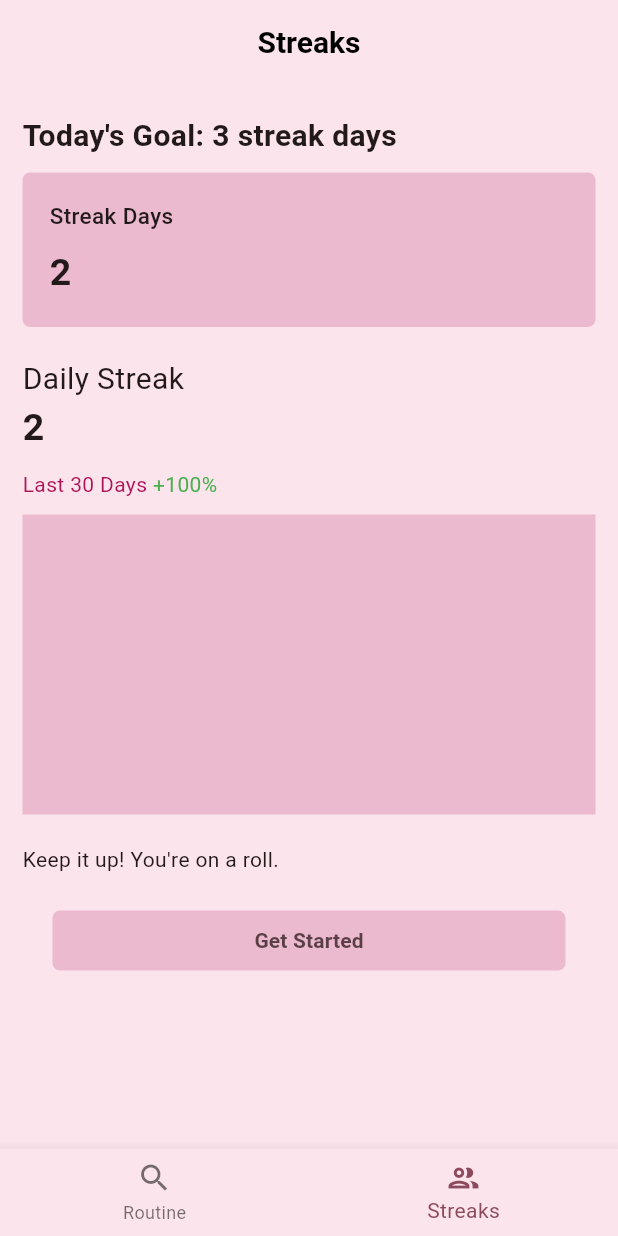
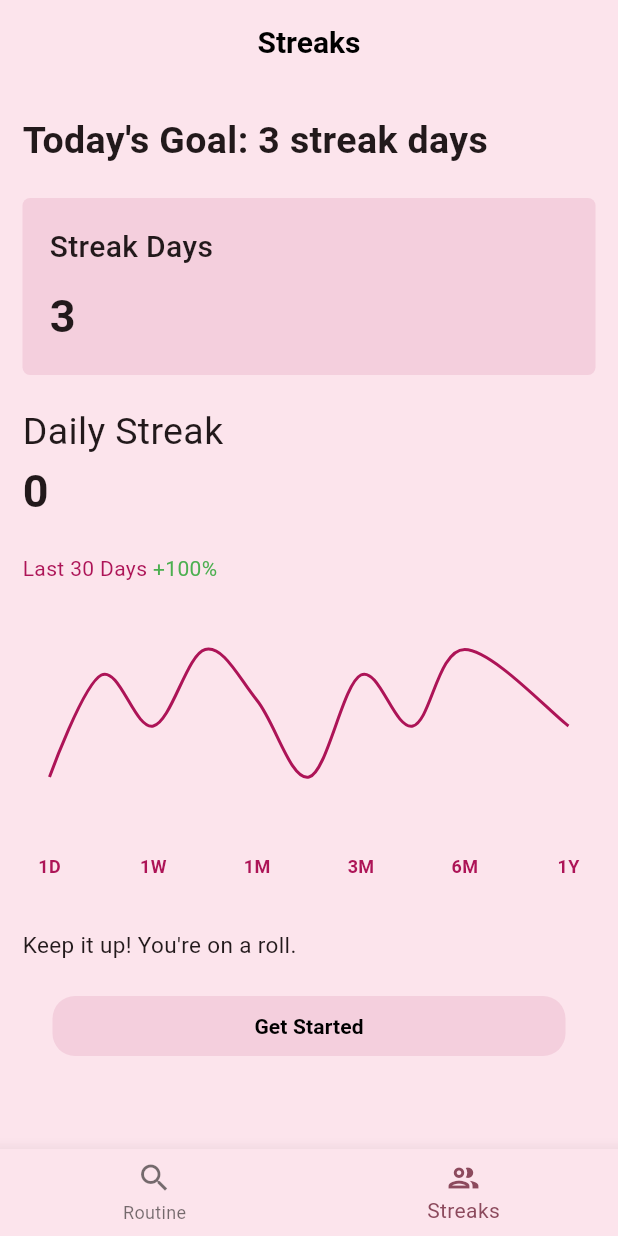
Before and after one commit to afaujdar/fys, a Flutter app: the screen it shows after launch, item 2 of the bottom bar chosen, on a phone screen of 412 x 824 dp. Run offline on Flutter 3.47's test engine with Material 3 defaults, Android fonts, the phone set to English and light mode, and no system bars; drawn by our look-alikes of fl_chart; our stand-ins replace firebase_core, image_picker; accounts and stored records are empty.

Commit message:
final commit

```diff
--- /dev/null
+++ b/lib/app_constants.dart
@@ -0,0 +1 @@
+final List<String> routines = ['cleanser', 'toner', 'moisturizer', 'sunscreen', 'lipBalm'];
--- a/lib/screens/home_screen.dart
+++ b/lib/screens/home_screen.dart
@@ -42,9 +42,9 @@ class _HomeScreenState extends State<HomeScreen> {
 
   Widget _getCurrentScreen(){
     if(_currentScreenInd == 0){
-      return RoutineScreen();
+      return const RoutineScreen();
     }else{
-      return StreaksScreen();
+      return const StreaksScreen();
     }
   }
 
--- a/lib/screens/streaks_screen.dart
+++ b/lib/screens/streaks_screen.dart
@@ -1,4 +1,6 @@
+import 'package:fl_chart/fl_chart.dart';
 import 'package:flutter/material.dart';
+import '../utilities/image_handling.dart';
 
 class StreaksScreen extends StatefulWidget {
   const StreaksScreen({super.key});
@@ -8,6 +10,30 @@ class StreaksScreen extends StatefulWidget {
 }
 
 class _StreaksScreenState extends State<StreaksScreen> {
+
+  int todayStreak = 0;
+
+  @override
+  void initState() {
+    fetchImages();
+    super.initState();
+  }
+
+
+
+
+
+
+  Future<void> fetchImages() async {
+    String today = DateTime.now().toIso8601String().split('T')[0];
+
+    List<String> allTodayImages = await getImagesByDate(today);
+
+    setState(() {
+      todayStreak=allTodayImages.length;
+    });
+  }
+
   @override
   Widget build(BuildContext context) {
     return Scaffold(
@@ -22,12 +48,14 @@ class _StreaksScreenState extends State<StreaksScreen> {
             children: [
               const SizedBox(height: 20,),
 
-              Text("Today's Goal: 3 streak days", style: TextStyle(fontWeight: FontWeight.bold, fontSize: 20),),
-              const SizedBox(height: 10,),
+              const Text("Today's Goal: 3 streak days", style: TextStyle(fontWeight: FontWeight.bold, fontSize: 25),),
+
+              const SizedBox(height: 20,),
+
               Container(
                 width: double.maxFinite,
                 decoration: BoxDecoration(
-                    color: Colors.pink.shade800.withOpacity(.2),
+                    color: Colors.pink.shade800.withOpacity(.1),
                     borderRadius: BorderRadius.circular(5)
                 ),
                 child: const Padding(
@@ -35,9 +63,9 @@ class _StreaksScreenState extends State<StreaksScreen> {
                   child: Column(
                     crossAxisAlignment: CrossAxisAlignment.start,
                     children: [
-                      Text("Streak Days", style: TextStyle(fontSize: 15, fontWeight: FontWeight.w500),),
+                      Text("Streak Days", style: TextStyle(fontSize: 20, fontWeight: FontWeight.w500),),
                       SizedBox(height: 10,),
-                      Text("2", style: TextStyle(fontSize: 25, fontWeight: FontWeight.bold),)
+                      Text("3", style: TextStyle(fontSize: 30, fontWeight: FontWeight.bold),)
                     ],
                   ),
                 ),
@@ -45,11 +73,11 @@ class _StreaksScreenState extends State<StreaksScreen> {
 
               const SizedBox(height: 20,),
 
-              const Text("Daily Streak", style: TextStyle(fontSize: 20),),
+              const Text("Daily Streak", style: TextStyle(fontSize: 25),),
 
-              const Text("2", style: TextStyle(fontSize: 25, fontWeight: FontWeight.bold),),
+              Text(todayStreak.toString(), style: const TextStyle(fontSize: 30, fontWeight: FontWeight.bold),),
 
-              const SizedBox(height: 10,),
+              const SizedBox(height: 20,),
 
               Row(
                 children: [
@@ -57,20 +85,87 @@ class _StreaksScreenState extends State<StreaksScreen> {
                   const Text("+100%", style: TextStyle(color: Colors.green),)
                 ],
               ),
+
               const SizedBox(height: 10,),
 
-              Container(
-                decoration: BoxDecoration(
-                  color: Colors.pink.shade800.withOpacity(.2)
-                ),
+              SizedBox(
                 width: double.maxFinite,
                 height: 200,
-                // here is graph in figma
+                child: Padding(
+                  padding: const EdgeInsets.symmetric(horizontal: 18.0),
+                  child: LineChart(
+                    LineChartData(
+                      gridData: const FlGridData(show: false),
+                      titlesData: FlTitlesData(
+                        show: true,
+                        leftTitles: const AxisTitles(sideTitles: SideTitles(showTitles: false)),
+                        rightTitles: const AxisTitles(sideTitles: SideTitles(showTitles: false)),
+                        topTitles: const AxisTitles(sideTitles: SideTitles(showTitles: false)),
+                        bottomTitles: AxisTitles(
+                          sideTitles: SideTitles(
+                            showTitles: true,
+                            reservedSize: 30,
+                            interval: 1,
+                            getTitlesWidget: (value, meta) {
+                              switch (value.toInt()) {
+                                case 0:
+                                  return Text('1D', style: TextStyle(fontSize: 12, color: Colors.pink.shade800, fontWeight: FontWeight.bold));
+                                case 2:
+                                  return Text('1W', style: TextStyle(fontSize: 12, color: Colors.pink.shade800, fontWeight: FontWeight.bold));
+                                case 4:
+                                  return Text('1M', style: TextStyle(fontSize: 12, color: Colors.pink.shade800, fontWeight: FontWeight.bold));
+                                case 6:
+                                  return Text('3M', style: TextStyle(fontSize: 12, color: Colors.pink.shade800, fontWeight: FontWeight.bold));
+                                case 8:
+                                  return Text('6M', style: TextStyle(fontSize: 12, color: Colors.pink.shade800, fontWeight: FontWeight.bold));
+                                case 10:
+                                  return Text('1Y', style: TextStyle(fontSize: 12, color: Colors.pink.shade800, fontWeight: FontWeight.bold));
+                                default:
+                                  return const SizedBox.shrink(); // Hide other labels
+                              }
+                            },
+
+
+                          ),
+                        ),
+                      ),
+                      borderData: FlBorderData(
+                        show: false,
+                      ),
+                      minX: 0,
+                      maxX: 10,
+                      minY: 0,
+                      maxY: 10,
+                      lineBarsData: [
+                        LineChartBarData(
+                          spots: const [
+                            FlSpot(0, 3),
+                            FlSpot(1, 7),
+                            FlSpot(2, 5),
+                            FlSpot(3, 8),
+                            FlSpot(4, 6),
+                            FlSpot(5, 3),
+                            FlSpot(6, 7),
+                            FlSpot(7, 5),
+                            FlSpot(8, 8),
+                            FlSpot(10, 5),
+                          ],
+                          isCurved: true,
+                          color: Colors.pink.shade800,
+                          barWidth: 2.0,
+                          shadow: const Shadow(color: Colors.pink, blurRadius: 40, offset: Offset(0, 20)),
+                          dotData: const FlDotData(show: false),
+                          belowBarData: BarAreaData(show: false),
+                        ),
+                      ],
+                    ),
+                  ),
+                ),
               ),
 
               const SizedBox(height: 20,),
 
-              const Text("Keep it up! You're on a roll."),
+              const Text("Keep it up! You're on a roll.", style: TextStyle(fontSize: 15),),
 
               const SizedBox(height: 20,),
 
@@ -82,10 +177,10 @@ class _StreaksScreenState extends State<StreaksScreen> {
                     child: FilledButton.tonal(
                       onPressed: () {},
                       style: FilledButton.styleFrom(
-                        backgroundColor: Colors.pink.shade800.withOpacity(.2),
-                        shape: RoundedRectangleBorder(borderRadius: BorderRadius.circular(5))
+                        backgroundColor: Colors.pink.shade800.withOpacity(.1),
+                        shape: RoundedRectangleBorder(borderRadius: BorderRadius.circular(15))
                       ),
-                      child: Text("Get Started",style: TextStyle(fontWeight: FontWeight.bold),),
+                      child: const Text("Get Started",style: TextStyle(color:Colors.black, fontWeight: FontWeight.bold),),
                     ),
                   ),
                 ),
--- a/pubspec.yaml
+++ b/pubspec.yaml
@@ -36,8 +36,10 @@ dependencies:
   # Use with the CupertinoIcons class for iOS style icons.
   cupertino_icons: ^1.0.6
   firebase_core: ^3.11.0
-  firebase_storage: ^12.4.2
+  path_provider: ^2.1.2
   image_picker: ^1.1.2
+  intl: ^0.20.2
+  fl_chart: ^0.69.2
 
 dev_dependencies:
   flutter_test:
```
Also changed, not shown: lib/screens/routine_screen.dart (+44 -33 lines), lib/utilities/image_handling.dart (added, +82 -0 lines), pubspec.lock, 3 other files.
